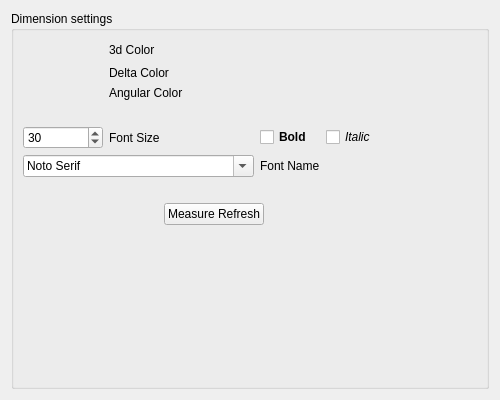
Qt form src/Mod/Part/Gui/DlgSettingsMeasure.ui (southseact-3d/fcd) before a commit.
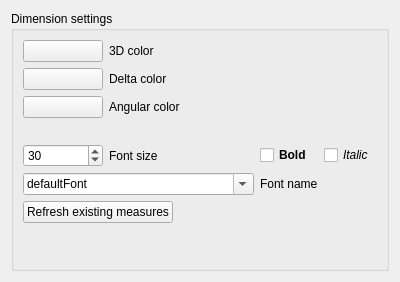
The same form after that commit. Custom widgets are drawn as their Qt base class.

Commit message:
[Part] DlgSettingsMeasure.ui: change wording style
to match the style used be the other Part preferences tabs

Diff of the .ui file:
```diff
--- a/src/Mod/Part/Gui/DlgSettingsMeasure.ui
+++ b/src/Mod/Part/Gui/DlgSettingsMeasure.ui
@@ -6,8 +6,8 @@
    <rect>
     <x>0</x>
     <y>0</y>
-    <width>500</width>
-    <height>400</height>
+    <width>400</width>
+    <height>282</height>
    </rect>
   </property>
   <property name="sizePolicy">
@@ -29,8 +29,8 @@
       <item>
        <layout class="QGridLayout" name="gridLayout">
         <item row="0" column="0">
-         <widget class="Gui::PrefColorButton" name="dim3dColorButton" native="true">
-          <property name="color" stdset="0">
+         <widget class="Gui::PrefColorButton" name="dim3dColorButton">
+          <property name="color">
            <color>
             <red>255</red>
             <green>0</green>
@@ -48,7 +48,7 @@
         <item row="0" column="1">
          <widget class="QLabel" name="label_1">
           <property name="text">
-           <string>3d Color</string>
+           <string>3D color</string>
           </property>
          </widget>
         </item>
@@ -66,8 +66,8 @@
          </spacer>
         </item>
         <item row="1" column="0">
-         <widget class="Gui::PrefColorButton" name="dimDeltaColorButton" native="true">
-          <property name="color" stdset="0">
+         <widget class="Gui::PrefColorButton" name="dimDeltaColorButton">
+          <property name="color">
            <color>
             <red>0</red>
             <green>255</green>
@@ -85,13 +85,13 @@
         <item row="1" column="1">
          <widget class="QLabel" name="label_2">
           <property name="text">
-           <string>Delta Color</string>
+           <string>Delta color</string>
           </property>
          </widget>
         </item>
         <item row="2" column="0">
-         <widget class="Gui::PrefColorButton" name="dimAngularColorButton" native="true">
-          <property name="color" stdset="0">
+         <widget class="Gui::PrefColorButton" name="dimAngularColorButton">
+          <property name="color">
            <color>
             <red>0</red>
             <green>0</green>
@@ -109,7 +109,7 @@
         <item row="2" column="1">
          <widget class="QLabel" name="label_3">
           <property name="text">
-           <string>Angular Color</string>
+           <string>Angular color</string>
           </property>
          </widget>
         </item>
@@ -142,7 +142,7 @@
         <item row="4" column="1">
          <widget class="QLabel" name="label_5">
           <property name="text">
-           <string>Font Size</string>
+           <string>Font size</string>
           </property>
          </widget>
         </item>
@@ -185,13 +185,8 @@
         </item>
         <item row="5" column="0" colspan="2">
          <widget class="Gui::PrefFontBox" name="fontNameComboBox">
-          <property name="writingSystem">
-           <enum>QFontDatabase::Latin</enum>
-          </property>
-          <property name="currentFont">
-           <font>
-            <family>Serif</family>
-           </font>
+          <property name="currentText">
+           <string>defaultFont</string>
           </property>
           <property name="prefEntry" stdset="0">
            <cstring>DimensionsFontName</cstring>
@@ -204,24 +199,34 @@
         <item row="5" column="2">
          <widget class="QLabel" name="label_6">
           <property name="text">
-           <string>Font Name</string>
+           <string>Font name</string>
           </property>
          </widget>
         </item>
-        <item row="6" column="0">
-         <widget class="QLabel" name="label_7">
-          <property name="text">
-           <string/>
-          </property>
-         </widget>
-        </item>
-        <item row="7" column="1" colspan="2" alignment="Qt::AlignHCenter">
+       </layout>
+      </item>
+      <item>
+       <layout class="QHBoxLayout" name="horizontalLayout">
+        <item>
          <widget class="QPushButton" name="pushButtonRefresh">
           <property name="text">
-           <string>Measure Refresh</string>
+           <string>Refresh existing measures</string>
           </property>
          </widget>
         </item>
+        <item>
+         <spacer name="horizontalSpacer">
+          <property name="orientation">
+           <enum>Qt::Horizontal</enum>
+          </property>
+          <property name="sizeHint" stdset="0">
+           <size>
+            <width>40</width>
+            <height>20</height>
+           </size>
+          </property>
+         </spacer>
+        </item>
        </layout>
       </item>
       <item>
@@ -244,25 +249,30 @@
  </widget>
  <customwidgets>
   <customwidget>
-   <class>Gui::PrefCheckBox</class>
-   <extends>QCheckBox</extends>
-   <header>Gui/PrefWidgets.h</header>
+   <class>Gui::ColorButton</class>
+   <extends>QPushButton</extends>
+   <header>Gui/Widgets.h</header>
   </customwidget>
   <customwidget>
    <class>Gui::PrefSpinBox</class>
    <extends>QSpinBox</extends>
    <header>Gui/PrefWidgets.h</header>
   </customwidget>
+  <customwidget>
+   <class>Gui::PrefColorButton</class>
+   <extends>Gui::ColorButton</extends>
+   <header>Gui/PrefWidgets.h</header>
+  </customwidget>
+  <customwidget>
+   <class>Gui::PrefCheckBox</class>
+   <extends>QCheckBox</extends>
+   <header>Gui/PrefWidgets.h</header>
+  </customwidget>
   <customwidget>
    <class>Gui::PrefFontBox</class>
    <extends>QFontComboBox</extends>
    <header>Gui/PrefWidgets.h</header>
   </customwidget>
-  <customwidget>
-   <class>Gui::PrefColorButton</class>
-   <extends>QWidget</extends>
-   <header>Gui/PrefWidgets.h</header>
-  </customwidget>
  </customwidgets>
  <resources/>
  <connections/>
```
